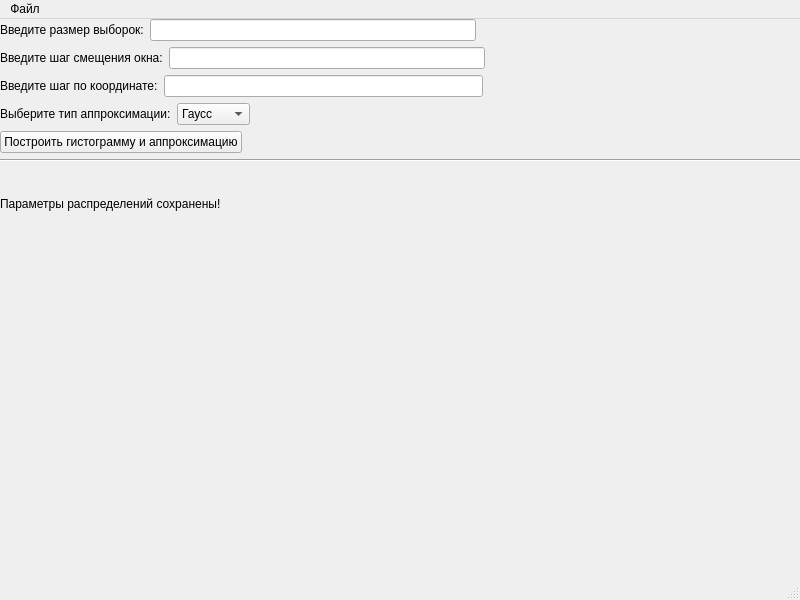
Before: the Qt Designer form Katya/distr/design/design.ui in kystyn/different, drawn with Qt 5.
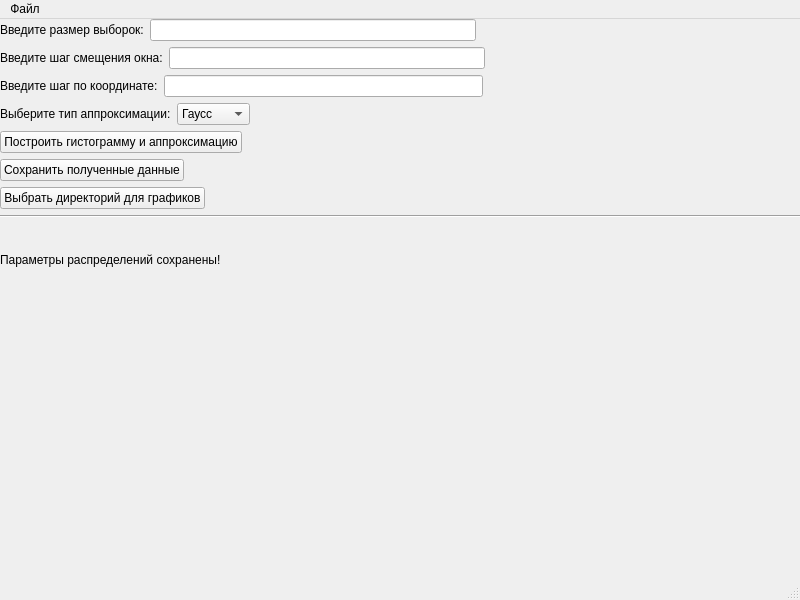
After: the same form once the commit is applied.

```diff
--- a/Katya/distr/design/design.ui
+++ b/Katya/distr/design/design.ui
@@ -182,6 +182,54 @@
        </item>
       </layout>
      </item>
+     <item>
+      <layout class="QHBoxLayout" name="horizontalLayout_8">
+       <item>
+        <widget class="QPushButton" name="distParamSave">
+         <property name="text">
+          <string>Сохранить полученные данные</string>
+         </property>
+        </widget>
+       </item>
+       <item>
+        <spacer name="horizontalSpacer_8">
+         <property name="orientation">
+          <enum>Qt::Horizontal</enum>
+         </property>
+         <property name="sizeHint" stdset="0">
+          <size>
+           <width>40</width>
+           <height>20</height>
+          </size>
+         </property>
+        </spacer>
+       </item>
+      </layout>
+     </item>
+     <item>
+      <layout class="QHBoxLayout" name="horizontalLayout_9">
+       <item>
+        <widget class="QPushButton" name="plotDir">
+         <property name="text">
+          <string>Выбрать директорий для графиков</string>
+         </property>
+        </widget>
+       </item>
+       <item>
+        <spacer name="horizontalSpacer_9">
+         <property name="orientation">
+          <enum>Qt::Horizontal</enum>
+         </property>
+         <property name="sizeHint" stdset="0">
+          <size>
+           <width>40</width>
+           <height>20</height>
+          </size>
+         </property>
+        </spacer>
+       </item>
+      </layout>
+     </item>
      <item>
       <widget class="Line" name="line">
        <property name="orientation">
```
